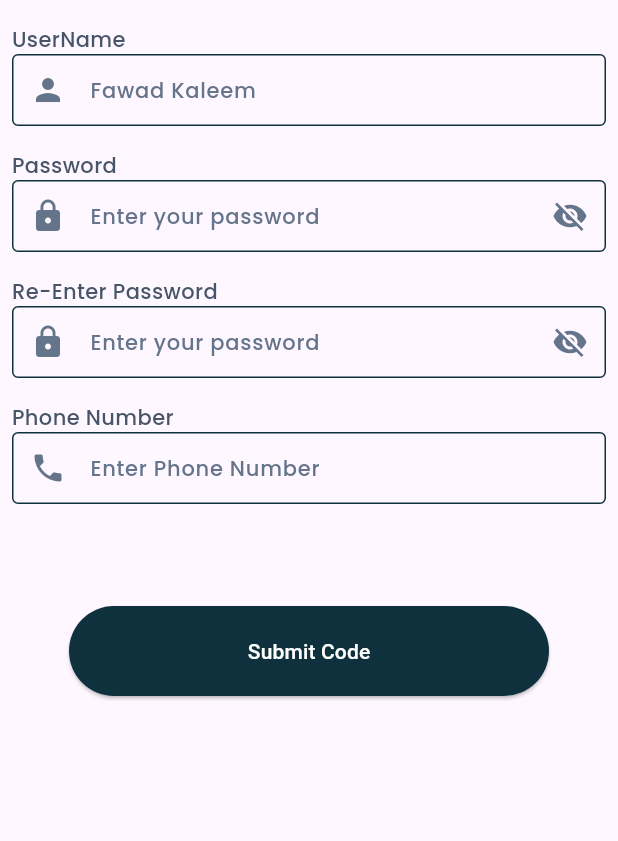
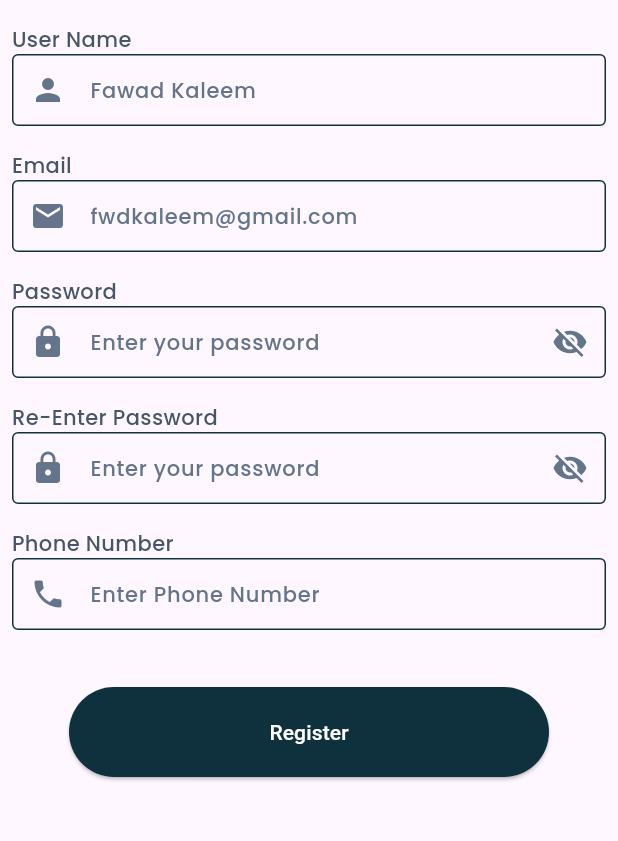
Before and after one commit to fwdAndroid/axion, a Flutter app: the SignupScreen screen opened directly, on a phone screen of 412 x 824 dp, the part 312-1153 px from its top. Run offline on Flutter 3.47's test engine with Material 3 defaults, Android fonts, the phone set to English and light mode, and no system bars; our stand-ins replace cloud_firestore, firebase_auth, firebase_core, google_fonts; accounts and stored records are empty.

Commit message:
AUth SignIn

```diff
--- /dev/null
+++ b/lib/models/user_models.dart
@@ -0,0 +1,44 @@
+import 'package:cloud_firestore/cloud_firestore.dart';
+
+class UserModel {
+  String email;
+  String uuid;
+  String password;
+  String confrimPassword;
+  String phoneNumber;
+  String fullName;
+
+  UserModel({
+    required this.uuid,
+    required this.email,
+    required this.fullName,
+    required this.password,
+    required this.phoneNumber,
+    required this.confrimPassword,
+  });
+
+  ///Converting OBject into Json Object
+  Map<String, dynamic> toJson() => {
+    'email': email,
+    'uid': uuid,
+    'password': password,
+    'confrimPassword': confrimPassword,
+    'phoneNumber': phoneNumber,
+    'fullName': fullName,
+  };
+
+  ///
+  static UserModel fromSnap(DocumentSnapshot snaps) {
+    var snapshot = snaps.data() as Map<String, dynamic>;
+
+    return UserModel(
+      email: snapshot['email'],
+      uuid: snapshot['uid'],
+      password: snapshot['password'],
+      confrimPassword: snapshot['confrimPassword'],
+      phoneNumber: snapshot['phoneNumber'],
+
+      fullName: snapshot['fullName'],
+    );
+  }
+}
--- a/lib/screen/auth/signup_screen.dart
+++ b/lib/screen/auth/signup_screen.dart
@@ -1,4 +1,6 @@
+import 'package:axion/services/auth_methods.dart';
 import 'package:axion/utils/colors.dart';
+import 'package:axion/utils/messagebar.dart';
 import 'package:flutter/material.dart';
 import 'package:google_fonts/google_fonts.dart';
 
@@ -14,11 +16,18 @@ class _SignupScreenState extends State<SignupScreen> {
   TextEditingController passController = TextEditingController();
   TextEditingController reController = TextEditingController();
   TextEditingController phoneController = TextEditingController();
+  TextEditingController userNameController = TextEditingController();
   bool _isPasswordVisible = false;
+  final _formKey = GlobalKey<FormState>();
+  bool isLoading = false;
+
   @override
   Widget build(BuildContext context) {
     return Scaffold(
-      body: Column(
+      body: SingleChildScrollView(
+        child: Form(
+          key: _formKey,
+          child: Column(
             children: [
               Padding(
                 padding: const EdgeInsets.all(8.0),
@@ -34,7 +43,62 @@ class _SignupScreenState extends State<SignupScreen> {
                   crossAxisAlignment: CrossAxisAlignment.start,
                   children: [
                     Text(
-                  "UserName",
+                      "User Name",
+                      style: GoogleFonts.poppins(
+                        color: labelColor,
+                        fontSize: 14,
+                        fontWeight: FontWeight.w500,
+                      ),
+                      textAlign: TextAlign.center,
+                    ),
+                    TextFormField(
+                      controller: userNameController,
+                      decoration: InputDecoration(
+                        hintText: 'Fawad Kaleem',
+                        hintStyle: GoogleFonts.poppins(
+                          color: textColor,
+                          fontSize: 14,
+                          fontWeight: FontWeight.w500,
+                        ),
+                        contentPadding: const EdgeInsets.only(left: 8, top: 15),
+                        enabledBorder: OutlineInputBorder(
+                          borderRadius: const BorderRadius.all(
+                            Radius.circular(4),
+                          ),
+                          borderSide: BorderSide(color: mainColor),
+                        ),
+                        focusedBorder: OutlineInputBorder(
+                          borderSide: BorderSide(color: mainColor),
+                        ),
+                        border: OutlineInputBorder(
+                          borderSide: BorderSide(color: mainColor),
+                        ),
+                        fillColor: textColor,
+                        prefixIcon: IconButton(
+                          icon: const Icon(
+                            Icons.person,
+                            color: Color(0xff64748B),
+                          ),
+                          onPressed: () {},
+                        ),
+                      ),
+                      validator: (value) {
+                        if (value == null || value.isEmpty) {
+                          return 'Please enter your username';
+                        }
+                        return null;
+                      },
+                    ),
+                  ],
+                ),
+              ),
+              Padding(
+                padding: const EdgeInsets.all(8.0),
+                child: Column(
+                  crossAxisAlignment: CrossAxisAlignment.start,
+                  children: [
+                    Text(
+                      "Email",
                       style: GoogleFonts.poppins(
                         color: labelColor,
                         fontSize: 14,
@@ -45,7 +109,7 @@ class _SignupScreenState extends State<SignupScreen> {
                     TextFormField(
                       controller: emailController,
                       decoration: InputDecoration(
-                    hintText: 'Fawad Kaleem',
+                        hintText: 'fwdkaleem@gmail.com',
                         hintStyle: GoogleFonts.poppins(
                           color: textColor,
                           fontSize: 14,
@@ -53,7 +117,9 @@ class _SignupScreenState extends State<SignupScreen> {
                         ),
                         contentPadding: const EdgeInsets.only(left: 8, top: 15),
                         enabledBorder: OutlineInputBorder(
-                      borderRadius: const BorderRadius.all(Radius.circular(4)),
+                          borderRadius: const BorderRadius.all(
+                            Radius.circular(4),
+                          ),
                           borderSide: BorderSide(color: mainColor),
                         ),
                         focusedBorder: OutlineInputBorder(
@@ -64,13 +130,16 @@ class _SignupScreenState extends State<SignupScreen> {
                         ),
                         fillColor: textColor,
                         prefixIcon: IconButton(
-                      icon: const Icon(Icons.person, color: Color(0xff64748B)),
+                          icon: const Icon(
+                            Icons.email,
+                            color: Color(0xff64748B),
+                          ),
                           onPressed: () {},
                         ),
                       ),
                       validator: (value) {
                         if (value == null || value.isEmpty) {
-                      return 'Please enter your password';
+                          return 'Please enter your email';
                         }
                         return null;
                       },
@@ -105,7 +174,9 @@ class _SignupScreenState extends State<SignupScreen> {
                         ),
                         contentPadding: const EdgeInsets.only(left: 8, top: 15),
                         enabledBorder: OutlineInputBorder(
-                      borderRadius: const BorderRadius.all(Radius.circular(4)),
+                          borderRadius: const BorderRadius.all(
+                            Radius.circular(4),
+                          ),
                           borderSide: BorderSide(color: mainColor),
                         ),
                         focusedBorder: OutlineInputBorder(
@@ -166,7 +237,9 @@ class _SignupScreenState extends State<SignupScreen> {
                         ),
                         contentPadding: const EdgeInsets.only(left: 8, top: 15),
                         enabledBorder: OutlineInputBorder(
-                      borderRadius: const BorderRadius.all(Radius.circular(4)),
+                          borderRadius: const BorderRadius.all(
+                            Radius.circular(4),
+                          ),
                           borderSide: BorderSide(color: mainColor),
                         ),
                         focusedBorder: OutlineInputBorder(
@@ -226,7 +299,9 @@ class _SignupScreenState extends State<SignupScreen> {
                         ),
                         contentPadding: const EdgeInsets.only(left: 8, top: 15),
                         enabledBorder: OutlineInputBorder(
-                      borderRadius: const BorderRadius.all(Radius.circular(4)),
+                          borderRadius: const BorderRadius.all(
+                            Radius.circular(4),
+                          ),
                           borderSide: BorderSide(color: mainColor),
                         ),
                         focusedBorder: OutlineInputBorder(
@@ -248,9 +323,42 @@ class _SignupScreenState extends State<SignupScreen> {
                   ],
                 ),
               ),
-          const SizedBox(height: 60),
-          ElevatedButton(
-            onPressed: () async {},
+              const SizedBox(height: 30),
+              isLoading
+                  ? Center(child: CircularProgressIndicator())
+                  : ElevatedButton(
+                    onPressed: () async {
+                      if (userNameController.text.isEmpty) {
+                        showMessageBar("User Name is Required", context);
+                      } else if (emailController.text.isEmpty) {
+                        showMessageBar("Email is Required", context);
+                      } else if (passController.text.isEmpty) {
+                        showMessageBar("Password is Required", context);
+                      } else if (reController.text.isEmpty) {
+                        showMessageBar("Confirm Password is Required", context);
+                      } else {
+                        setState(() {
+                          isLoading = true;
+                        });
+
+                        if (_formKey.currentState?.validate() ?? false) {
+                          await AuthMethods().signUpUser(
+                            context: context,
+                            confirmPassword: reController.text.trim(),
+                            fullName: userNameController.text.trim(),
+
+                            email: emailController.text.trim(),
+
+                            password: passController.text.trim(),
+
+                            phoneNumber: phoneController.text.trim(),
+                          );
+                        }
+                        setState(() {
+                          isLoading = false;
+                        });
+                      }
+                    },
                     style: ElevatedButton.styleFrom(
                       shape: RoundedRectangleBorder(
                         borderRadius: BorderRadius.circular(30), // <-- Radius
@@ -258,9 +366,14 @@ class _SignupScreenState extends State<SignupScreen> {
                       backgroundColor: mainColor,
                       fixedSize: const Size(320, 60),
                     ),
-            child: Text("Submit Code", style: TextStyle(color: colorWhite)),
+                    child: Text(
+                      "Register",
+                      style: TextStyle(color: colorWhite),
+                    ),
                   ),
             ],
+          ),
+        ),
       ),
     );
   }
--- /dev/null
+++ b/lib/services/auth_methods.dart
@@ -0,0 +1,63 @@
+import 'package:axion/models/user_models.dart';
+import 'package:axion/screen/main/main_dashboard.dart';
+import 'package:cloud_firestore/cloud_firestore.dart';
+import 'package:firebase_auth/firebase_auth.dart';
+import 'package:flutter/material.dart';
+
+class AuthMethods {
+  Future<String> signUpUser({
+    required BuildContext context, // Add BuildContext
+    required String confirmPassword,
+    required String fullName,
+    required String email,
+    required String password,
+    required String phoneNumber,
+  }) async {
+    String res = 'An error occurred';
+    try {
+      // Check if email is already registered
+      List<String> methods = await FirebaseAuth.instance
+          .fetchSignInMethodsForEmail(email);
+      if (methods.isNotEmpty) {
+        // Show error message in Scaffold
+        ScaffoldMessenger.of(context).showSnackBar(
+          const SnackBar(content: Text('Email is already registered')),
+        );
+        return 'Email is already registered';
+      } else {
+        if (email.isNotEmpty && password.isNotEmpty && fullName.isNotEmpty) {
+          UserCredential cred = await FirebaseAuth.instance
+              .createUserWithEmailAndPassword(email: email, password: password);
+
+          // Add User to the database with model
+          UserModel userModel = UserModel(
+            uuid: cred.user!.uid,
+            phoneNumber: phoneNumber,
+
+            confrimPassword: confirmPassword,
+
+            fullName: fullName,
+            email: email,
+            password: password,
+          );
+
+          await FirebaseFirestore.instance
+              .collection('users')
+              .doc(cred.user!.uid)
+              .set(userModel.toJson());
+
+          res = 'success';
+          Navigator.push(
+            context,
+            MaterialPageRoute(builder: (builder) => MainDashboard()),
+          );
+        }
+      }
+    } catch (e) {
+      res = e.toString();
+      // Optionally display the error message
+      ScaffoldMessenger.of(context).showSnackBar(SnackBar(content: Text(res)));
+    }
+    return res;
+  }
+}
```
Also changed, not shown: lib/utils/messagebar.dart (added, +7 -0 lines). Lines whose indentation alone changed are shown as unchanged.
